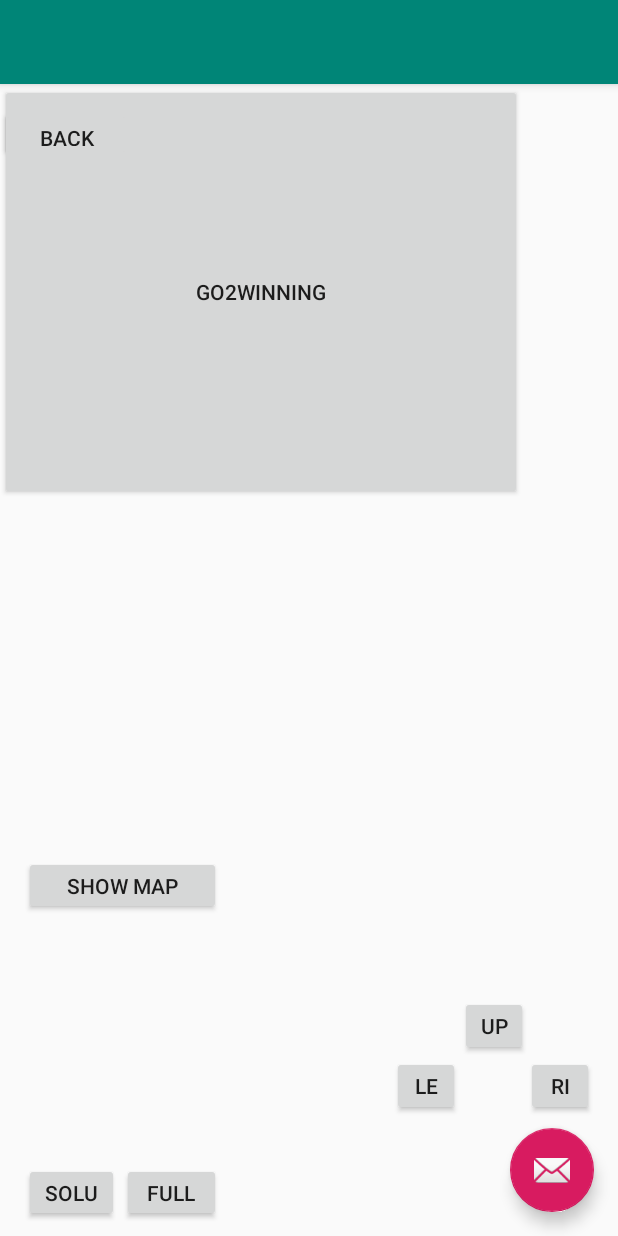
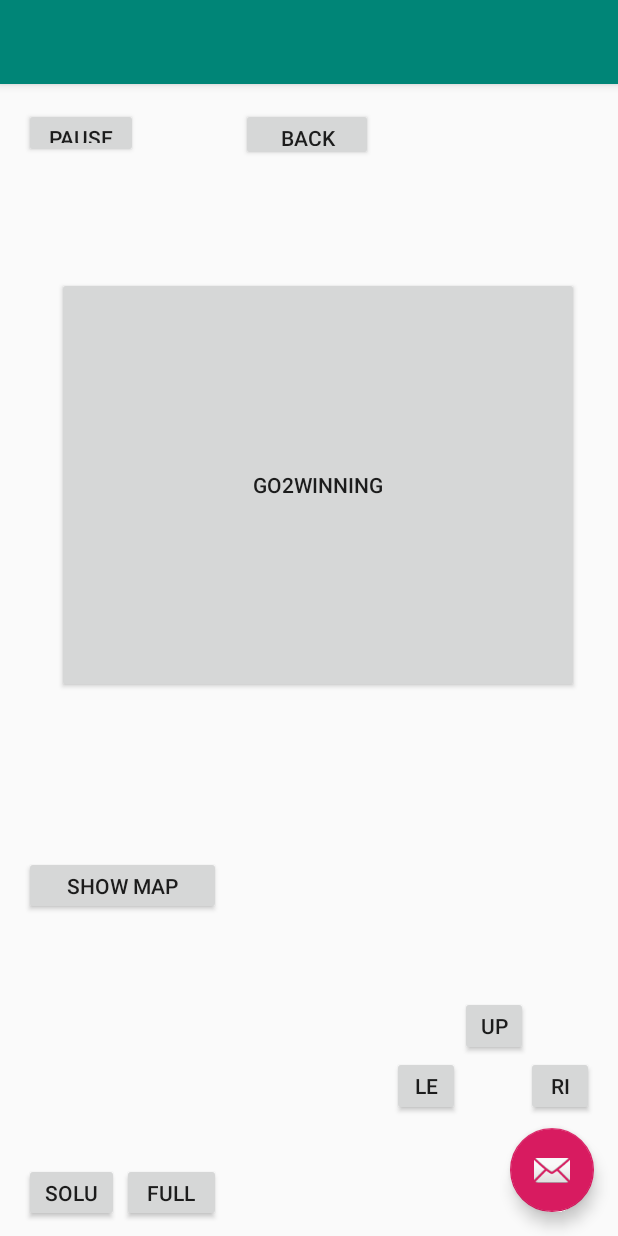
Before and after one commit to EthanAYoung/Tron-Maze-for-Android, an Android app: the PlayManuallyActivity screen opened directly, with no data from a screen before it, on a phone screen of 412 x 824 dp. Run offline under Robolectric (Android 15) with nearby library versions, the phone set to English and light mode, and no system bars.

Commit message:
fix constraints

```diff
--- a/app/src/main/res/layout/content_play_manually.xml
+++ b/app/src/main/res/layout/content_play_manually.xml
@@ -91,20 +91,25 @@
         android:id="@+id/Go2Winning"
         android:layout_width="348dp"
         android:layout_height="277dp"
+        android:layout_marginStart="37dp"
+        android:layout_marginTop="77dp"
+        android:layout_marginEnd="26dp"
         android:onClick="winNow"
         android:text="Go2Winning"
-        tools:layout_editor_absoluteX="37dp"
-        tools:layout_editor_absoluteY="128dp" />
+        app:layout_constraintEnd_toEndOf="parent"
+        app:layout_constraintStart_toStartOf="parent"
+        app:layout_constraintTop_toBottomOf="@+id/backButt" />
 
     <Button
         android:id="@+id/backButt"
         android:layout_width="wrap_content"
         android:layout_height="35dp"
         android:layout_marginTop="16dp"
+        android:layout_marginEnd="163dp"
         android:onClick="returnToTitle"
         android:text="Back"
-        app:layout_constraintTop_toTopOf="parent"
-        tools:layout_editor_absoluteX="160dp" />
+        app:layout_constraintEnd_toEndOf="parent"
+        app:layout_constraintTop_toTopOf="parent" />
 
     <TextView
         android:id="@+id/pauseMsg"
```
